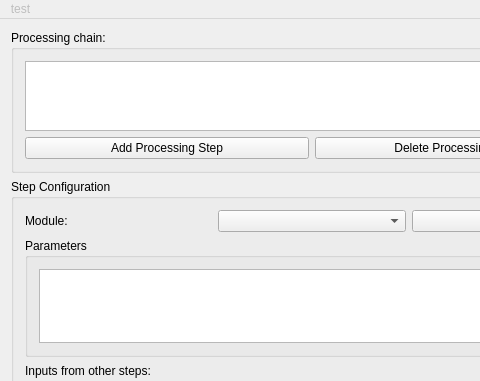
First picture: the form in code/gui/mainwindow.ui, repository TU-Berlin-CVRS/uipf, before the edit; both pictures show x 0 to 480 and y 0 to 381 of the 630 by 672 pixel window.
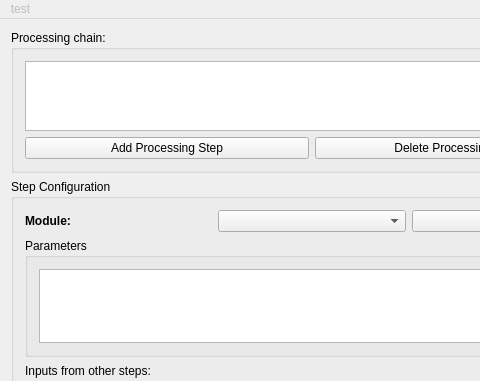
Second picture: the form after the edit. Icons and pictures are not drawn.

Commit message: changed font weight

The edit to the form file:
```diff
--- a/code/gui/mainwindow.ui
+++ b/code/gui/mainwindow.ui
@@ -101,6 +101,12 @@
           <layout class="QHBoxLayout" name="horizontalLayout">
            <item>
             <widget class="QLabel" name="label_3">
+             <property name="font">
+              <font>
+               <weight>75</weight>
+               <bold>true</bold>
+              </font>
+             </property>
              <property name="text">
               <string>Module:</string>
              </property>
```
Left out of the diff: 2 changed lines with no effect on the pictures.
